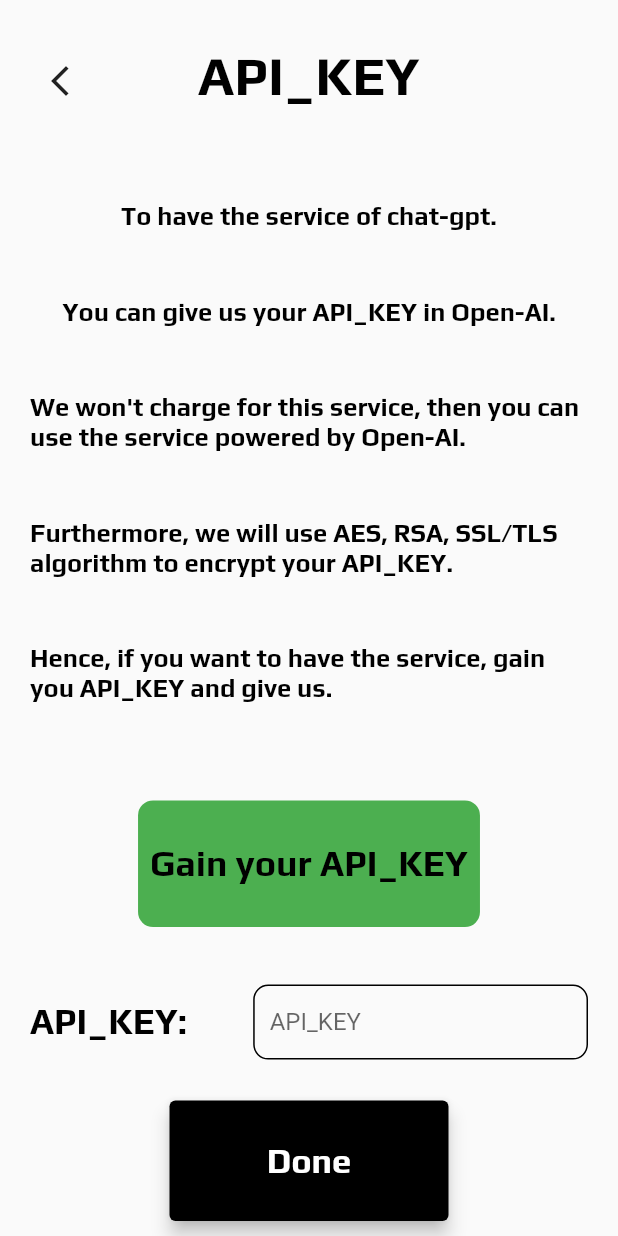
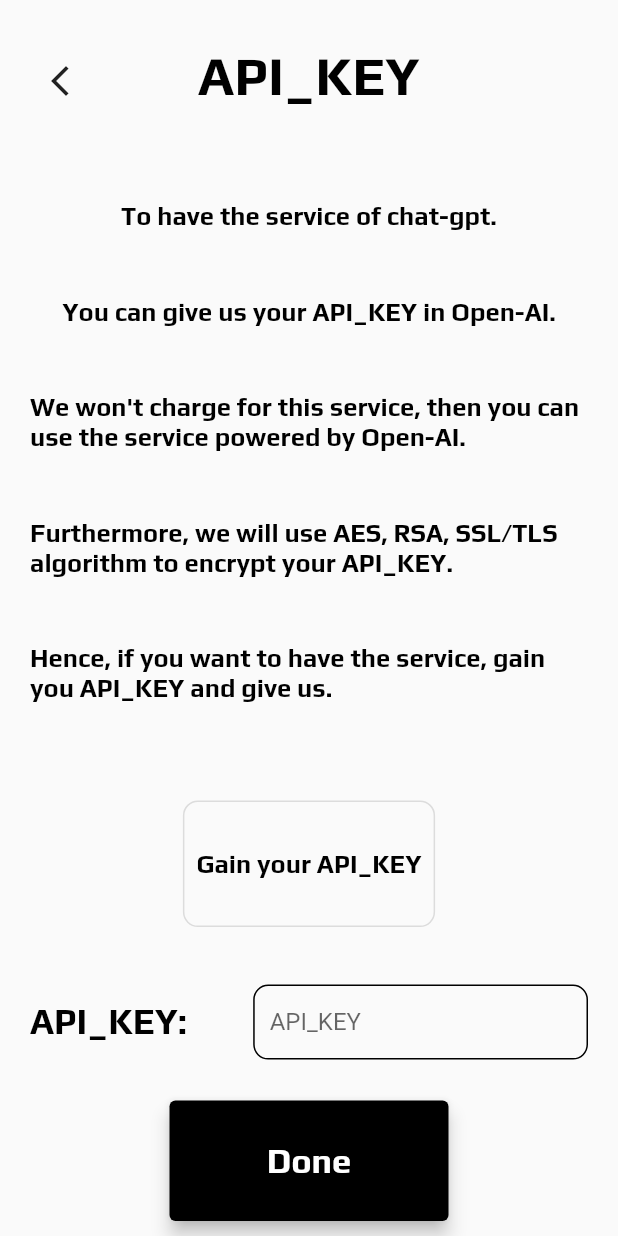
Before and after one commit to weiawesome/study_savvy_app, a Flutter app: the ApiKeyPage screen opened by its route, on a phone screen of 412 x 824 dp. Run offline on Flutter 3.47's test engine with Material 2 defaults, Android fonts, the phone set to English and light mode, and no system bars; our stand-ins replace audioplayers, device_preview, flutter_bloc, flutter_cache_manager, flutter_secure_storage, liquid_pull_to_refresh; missing offline and left inert: adv_camera, asn1lib, encrypt, pointycastle, wechat_assets_picker; accounts and stored records are empty.

Commit message:
Edit AI-methods UI.

```diff
--- a/lib/screens/profile/access_token.dart
+++ b/lib/screens/profile/access_token.dart
@@ -1,5 +1,6 @@
 import 'package:flutter/material.dart';
 import 'package:flutter_bloc/flutter_bloc.dart';
+import 'package:study_savvy_app/styles/custom_style.dart';
 import 'package:url_launcher/url_launcher.dart';
 import 'package:study_savvy_app/blocs/bloc_access_methods.dart';
 import 'package:study_savvy_app/widgets/loading.dart';
@@ -81,8 +82,8 @@ class _AccessTokenPage extends State<AccessTokenPage> {
                             Expanded(
                               flex: 4,
                               child: Container(
-                                decoration: BoxDecoration(color: Colors.green,borderRadius: BorderRadius.circular(10)),
-                                child: TextButton(onPressed: (){_launchURL();}, child: Text('Gain your ACCESS_TOKEN',style: Theme.of(context).textTheme.displayMedium,)),
+                                decoration: BoxDecoration(border: Border.all(color: Theme.of(context).brightness==Brightness.light?LightStyle.borderColor:DarkStyle.borderColor),borderRadius: BorderRadius.circular(10)),
+                                child: TextButton(onPressed: (){_launchURL();}, child: Text('Gain your ACCESS_TOKEN',style: Theme.of(context).textTheme.displaySmall,)),
                               ),
                             ),
                             Expanded(
--- a/lib/screens/profile/api_key.dart
+++ b/lib/screens/profile/api_key.dart
@@ -1,6 +1,7 @@
 import 'package:flutter/material.dart';
 import 'package:flutter_bloc/flutter_bloc.dart';
 import 'package:study_savvy_app/blocs/bloc_access_methods.dart';
+import 'package:study_savvy_app/styles/custom_style.dart';
 import 'package:study_savvy_app/widgets/loading.dart';
 import 'package:url_launcher/url_launcher.dart';
 
@@ -79,9 +80,8 @@ class _ApiKeyPage extends State<ApiKeyPage> {
                             Expanded(
                               flex: 4,
                               child: Container(
-                                decoration: BoxDecoration(color: Colors.green,borderRadius: BorderRadius.circular(10)),
-
-                                child: TextButton(onPressed: (){_launchURL();}, child: Text('Gain your API_KEY',style: Theme.of(context).textTheme.displayMedium,)),
+                                decoration: BoxDecoration(border: Border.all(color: Theme.of(context).brightness==Brightness.light?LightStyle.borderColor:DarkStyle.borderColor),borderRadius: BorderRadius.circular(10)),
+                                child: TextButton(onPressed: (){_launchURL();}, child: Text('Gain your API_KEY',style: Theme.of(context).textTheme.displaySmall,)),
                               ),
                             ),
                             Expanded(
```
